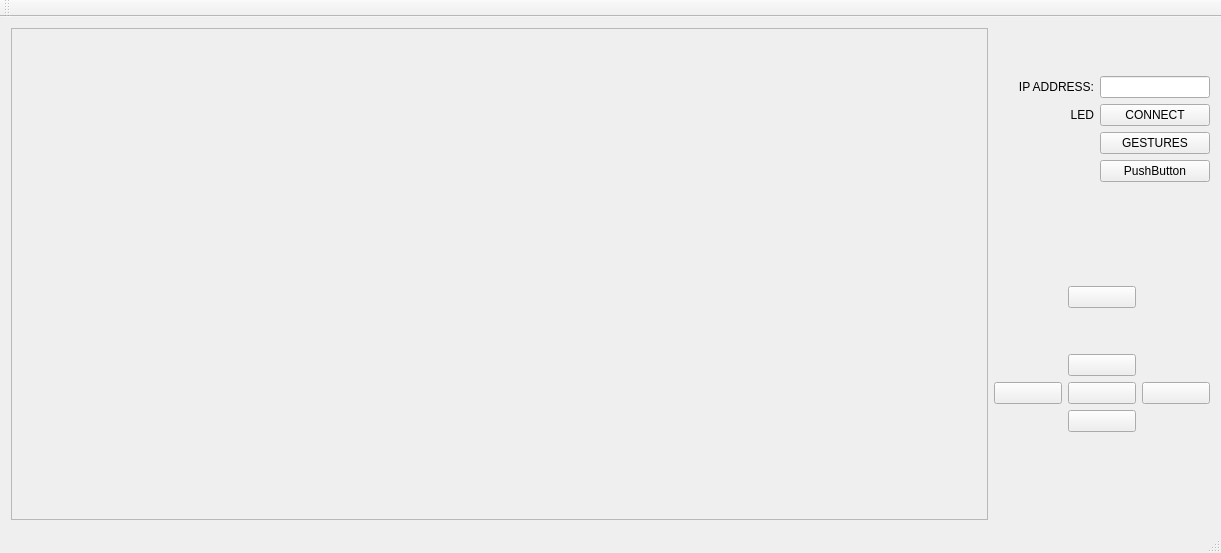
JakubMocarnik/HMI, file demoRMR-all/demoRMR/mainwindow.ui: the form before one commit.
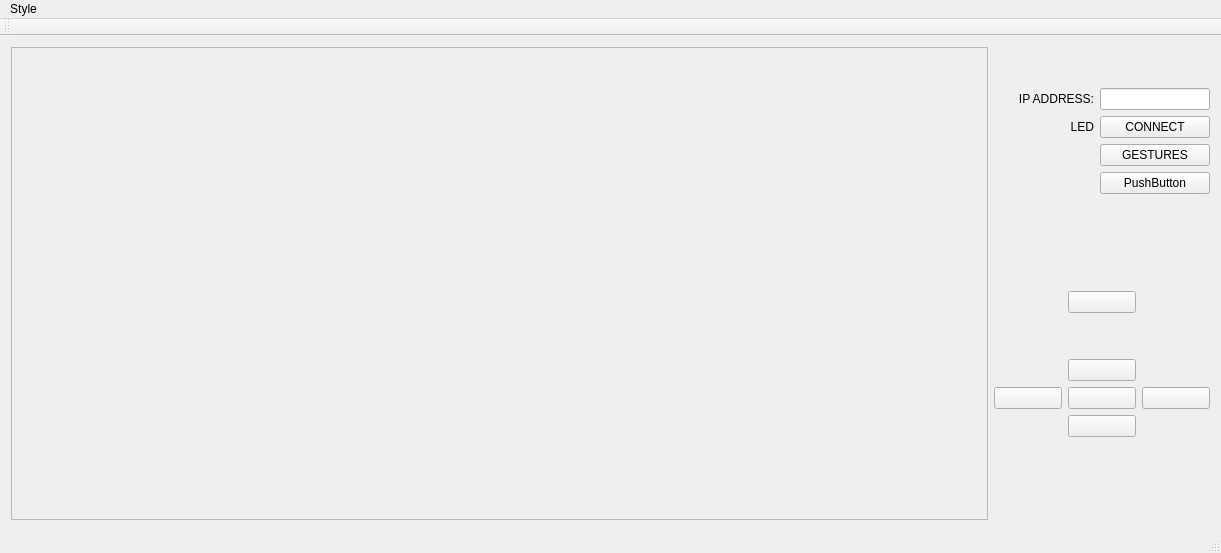
The form after the commit.

Commit message: renamed buttons, added movement, connect

```diff
--- a/demoRMR-all/demoRMR/mainwindow.ui
+++ b/demoRMR-all/demoRMR/mainwindow.ui
@@ -297,6 +297,14 @@
      <height>26</height>
     </rect>
    </property>
+   <widget class="QMenu" name="menuStyle">
+    <property name="title">
+     <string>Style</string>
+    </property>
+    <addaction name="actionDark_Souls_2"/>
+    <addaction name="actionHello_Kitty_2"/>
+   </widget>
+   <addaction name="menuStyle"/>
   </widget>
   <widget class="QToolBar" name="mainToolBar">
    <attribute name="toolBarArea">
```
Left out of the diff: 48 changed lines with no effect on the pictures. The commit also changes 3 other files.
